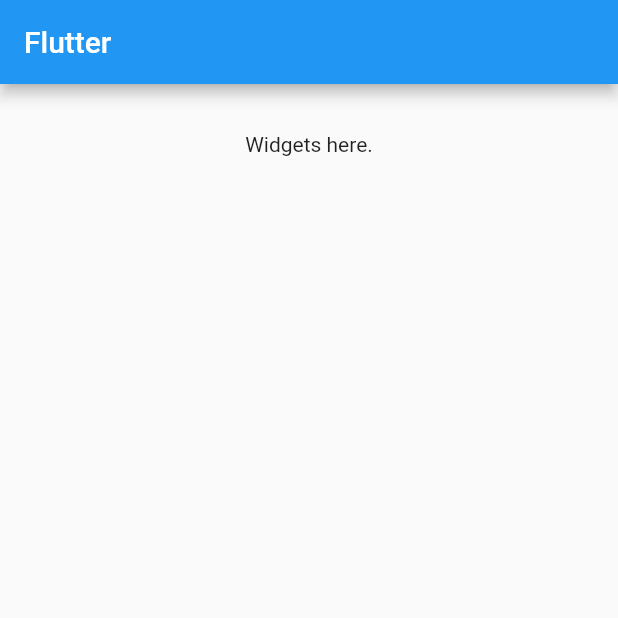
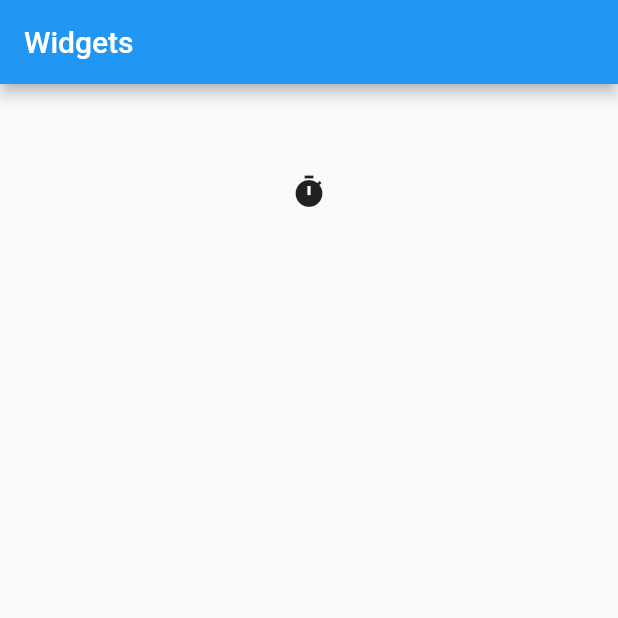
Before and after one commit to codewithiulian/flutter-intermediate, a Flutter app: the screen it shows after launch, on a phone screen of 412 x 824 dp, the top half of it. Run offline on Flutter 3.47's test engine with Material 2 defaults, Android fonts, the phone set to English and light mode, and no system bars.

```diff
--- a/lib/main.dart
+++ b/lib/main.dart
@@ -13,18 +13,29 @@ class MyApp extends StatefulWidget {
 }
 
 class _State extends State<MyApp> {
+  String headingValue = '';
+
+  void iconOnPressed() => setState(() => {
+    headingValue = DateTime.now().toString()
+  });
+
   @override
   Widget build(BuildContext context) {
     return new Scaffold(
       appBar: new AppBar(
-        title: new Text('Flutter')
+        title: new Text('Widgets')
       ),
       body: new Container(
         padding: new EdgeInsets.all(32.0),
         child: new Center(
           child: new Column(
             children: <Widget>[
-              new Text('Widgets here.')
+              new Text(headingValue),
+              new IconButton(
+                icon: new Icon(Icons.timer),
+                onPressed: iconOnPressed,
+                tooltip: 'Tap me',
+              )
             ]
           )
         )
```
